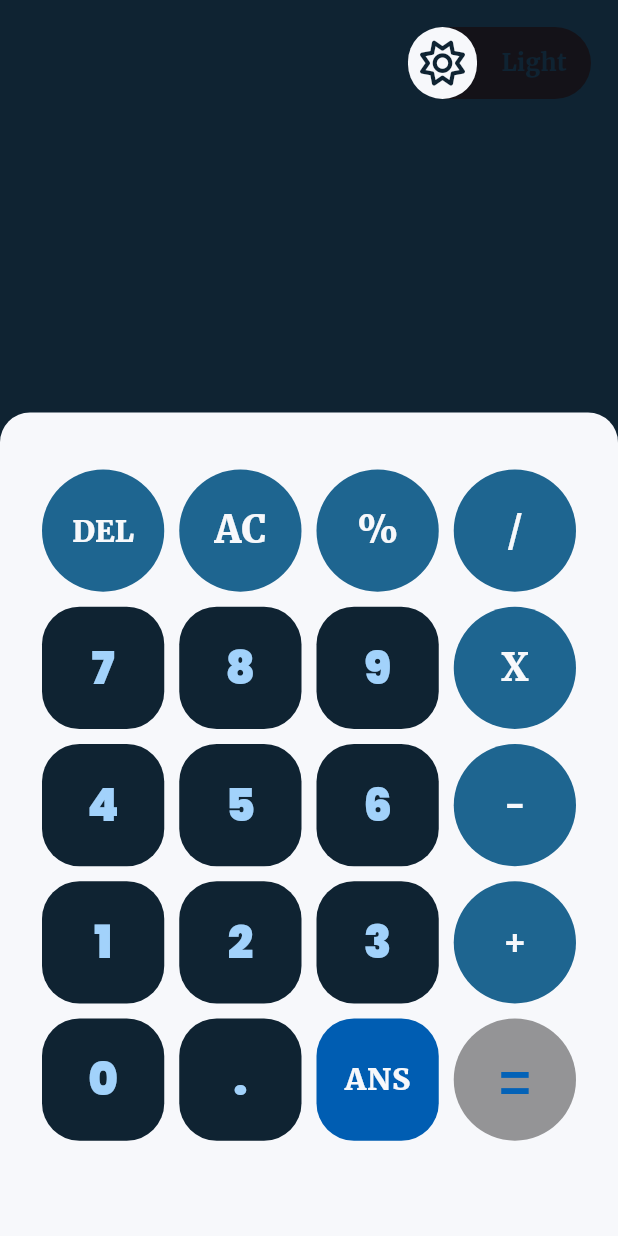
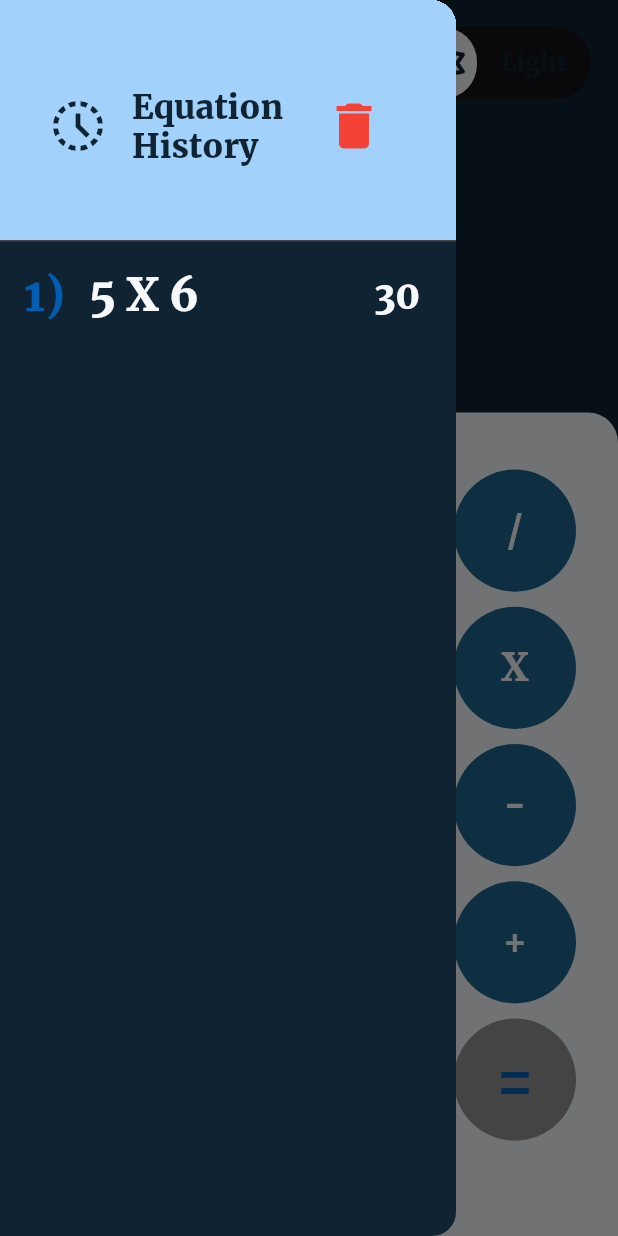
Before and after one commit to esraa-mohamad/calculator-app, a Flutter app: the screen it shows after launch, with the side drawer open (before the commit the screen has no drawer), on a phone screen of 412 x 824 dp. Run offline on Flutter 3.47's test engine with Material 3 defaults, Android fonts, the phone set to English and light mode, and no system bars; drawn by our look-alikes of animated_toggle_switch; our stand-ins replace font_awesome_flutter, go_router, lottie; missing offline and left inert: expressions.

Commit message:
create drawer and icon history

```diff
--- a/lib/presentation/screen/calculateHome/calculate_home_view.dart
+++ b/lib/presentation/screen/calculateHome/calculate_home_view.dart
@@ -1,6 +1,7 @@
 import 'package:calculator_app/presentation/resources/color_manager.dart';
 import 'package:calculator_app/presentation/widgets/calculator_section.dart';
 import 'package:calculator_app/presentation/widgets/custom_app_bar.dart';
+import 'package:calculator_app/presentation/widgets/custom_drawer.dart';
 import 'package:calculator_app/presentation/widgets/result_section.dart';
 import 'package:flutter/material.dart';
 import 'package:provider/provider.dart';
@@ -16,6 +17,7 @@ class CalculatesHomeView extends StatefulWidget {
 }
 
 class _CalculatesHomeViewState extends State<CalculatesHomeView> {
+  final GlobalKey<ScaffoldState> _key = GlobalKey();
 
   @override
   Widget build(BuildContext context) {
@@ -23,7 +25,9 @@ class _CalculatesHomeViewState extends State<CalculatesHomeView> {
       builder: (context , themeProvider , child){
         bool position = themeProvider.isDarkTheme;
         return Scaffold(
+          key: _key,
           backgroundColor: position ? ColorManager.lightBabyBlue : ColorManager.darkBlue,
+         drawer:const CustomDrawer(),
           body: SafeArea(
             child: CustomScrollView(
               slivers: [
@@ -35,6 +39,10 @@ class _CalculatesHomeViewState extends State<CalculatesHomeView> {
                           Provider.of<ThemeProvider>(context, listen: false).toggleTheme();
                         },
                         positive: position,
+                        onPressed: () {
+                          _key.currentState!.openDrawer();
+                        }
+                        ,
                       )
                   ),
                 ),
--- a/lib/presentation/widgets/custom_app_bar.dart
+++ b/lib/presentation/widgets/custom_app_bar.dart
@@ -5,16 +5,20 @@ import 'package:calculator_app/presentation/resources/style_manager.dart';
 import 'package:flutter/cupertino.dart';
 import 'package:flutter/material.dart';
 import 'package:font_awesome_flutter/font_awesome_flutter.dart';
+import 'package:provider/provider.dart';
 
+import '../../data/theme/change_theme.dart';
 import '../resources/color_manager.dart';
 import '../resources/values_manager.dart';
 
 class CustomAppBar extends StatefulWidget {
-  const CustomAppBar({super.key , this.onChanged , this.positive =  false});
+  const CustomAppBar({super.key, this.onChanged, this.positive = false,required this.onPressed});
 
-  final Function(bool)? onChanged ;
+  final Function(bool)? onChanged;
 
   final bool positive;
+
+  final void Function() onPressed;
   @override
   State<CustomAppBar> createState() => _CustomAppBarState();
 }
@@ -23,12 +27,21 @@ class _CustomAppBarState extends State<CustomAppBar> {
   int value = 0;
   int? nullableValue;
   bool loading = false;
-
   @override
   Widget build(BuildContext context) {
+    return Consumer<ThemeProvider>(
+      builder: ( context, themeProvider , child) {
         return Row(
-      mainAxisAlignment: MainAxisAlignment.end,
+          mainAxisAlignment: MainAxisAlignment.spaceBetween,
           children: [
+            IconButton(
+              onPressed: widget.onPressed,
+              icon:  Icon(
+                FontAwesomeIcons.clockRotateLeft,
+                color: themeProvider.isDarkTheme ? ColorManager.darkBlue : ColorManager.lightBabyBlue,
+                size: AppSize.s30,
+              ),
+            ),
             AnimatedToggleSwitch<bool>.dual(
               current: widget.positive,
               first: false,
@@ -71,12 +84,16 @@ class _CustomAppBarState extends State<CustomAppBar> {
                   style: StyleManager.getStyleLight(context),
                 ),
               )
-              :  Center(child: Text(
+                  : Center(
+                child: Text(
                   'Light',
                   style: StyleManager.getStyleLight(context),
-          ),),
+                ),
+              ),
             ),
           ],
         );
+      },
+    );
   }
 }
--- /dev/null
+++ b/lib/presentation/widgets/custom_drawer.dart
@@ -0,0 +1,80 @@
+import 'package:calculator_app/data/theme/change_theme.dart';
+import 'package:calculator_app/presentation/resources/fonts_manager.dart';
+import 'package:calculator_app/presentation/resources/values_manager.dart';
+import 'package:flutter/material.dart';
+import 'package:provider/provider.dart';
+
+import '../resources/color_manager.dart';
+import '../resources/style_manager.dart';
+
+class CustomDrawer extends StatelessWidget {
+  const CustomDrawer({super.key});
+
+  @override
+  Widget build(BuildContext context) {
+    return Consumer<ThemeProvider>(builder: (context, themeProvider, child) {
+      return Drawer(
+        backgroundColor: themeProvider.isDarkTheme
+            ? ColorManager.lightBabyBlue
+            : ColorManager.darkBlue,
+        child: ListView(
+          children:  [
+            DrawerHeader(
+              decoration: BoxDecoration(
+                color: themeProvider.isDarkTheme
+              ? ColorManager.darkBlue
+                  : ColorManager.lightBabyBlue,
+              ),
+              child:Center(
+                child: ListTile(
+                  leading: Icon(
+                    Icons.history_toggle_off ,
+                    size: AppSize.s40,
+                    color: themeProvider.isDarkTheme
+                  ? ColorManager.lightBabyBlue
+                      : ColorManager.darkBlue,
+                  ),
+                  title: Text(
+                    'Equation History' ,
+                    style: StyleManager.getStyleRegular(context)!.copyWith(
+                      color: themeProvider.isDarkTheme
+                          ? ColorManager.lightBabyBlue
+                          : ColorManager.darkBlue,
+                      fontSize: FontSize.s22
+                    ),
+                  ),
+                  trailing: IconButton(
+                    onPressed: (){},
+                    icon: const Icon(
+                      Icons.delete ,
+                      size:AppSize.s40,
+                      color: Colors.red,
+                    ),
+                  ),
+                ),
+              )
+            ),
+            ListTile(
+              leading: Text(
+                '1)' ,
+                style: StyleManager.getStyleMedium(context)!.copyWith(
+                  color: ColorManager.blue
+                ),
+              ),
+              trailing:   Text(
+                '30' ,
+                style: StyleManager.getStyleMedium(context)!.copyWith(
+                    fontSize: FontSize.s25
+                ),
+              ),
+              title: Text(
+                '5 X 6' ,
+                style: StyleManager.getStyleMedium(context)
+              ),
+            ),
+          ],
+        ),
+      );
+    });
+  }
+}
```
Lines whose indentation alone changed are shown as unchanged.
